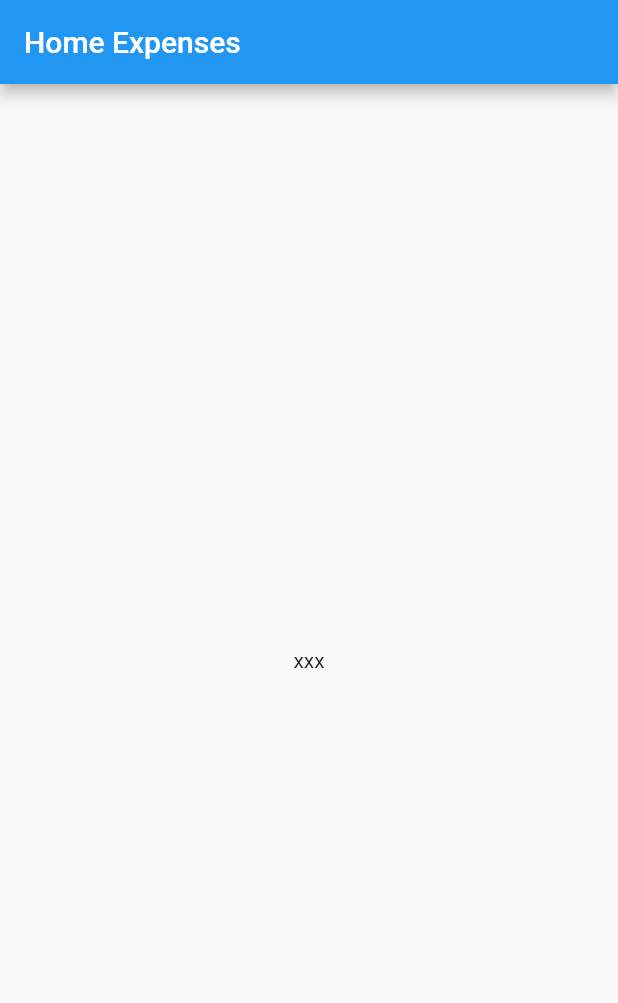
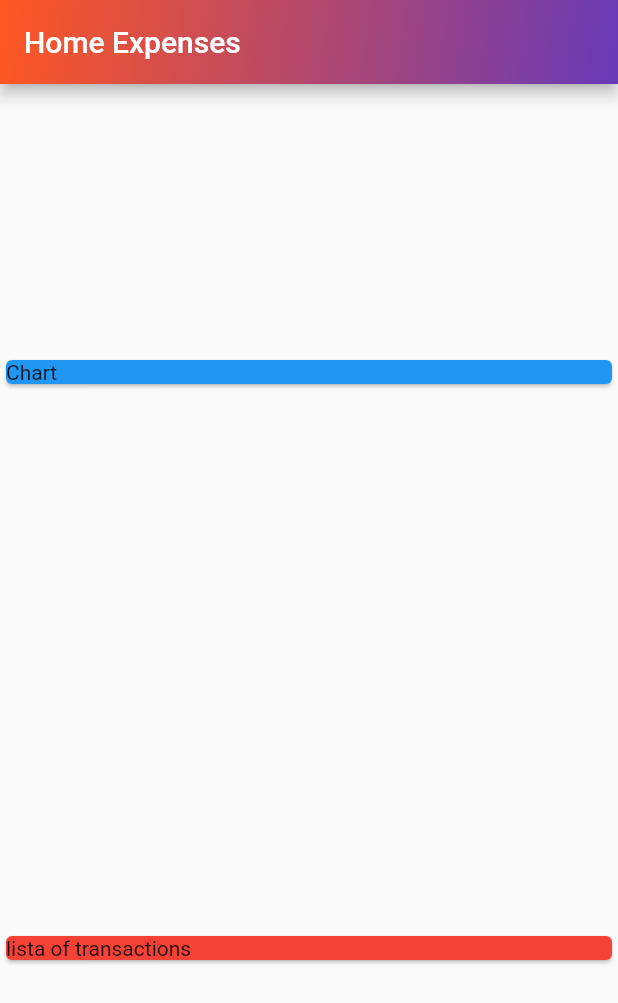
Before and after one commit to Gagulo/Home-Expenses-Mobile-App, a Flutter app: the screen it shows after launch, on a phone screen of 412 x 824 dp. Shown: the top 1003 px of the screen. Run offline on Flutter 3.47's test engine with Material 2 defaults, Android fonts, the phone set to English and light mode, and no system bars.

Commit message:
firts colors and model

```diff
--- a/lib/main.dart
+++ b/lib/main.dart
@@ -1,4 +1,7 @@
+import 'package:expenses_app/transaction.dart';
 import 'package:flutter/material.dart';
+
+import './transaction.dart';
 
 void main() => runApp(MyApp());
 
@@ -13,14 +16,50 @@ class MyApp extends StatelessWidget {
 }
 
 class MyHomePage extends StatelessWidget {
+  final List<Transaction> transactions = [
+    Transaction(
+      id: 't1',
+      title: 'New Shoes',
+      amount: 49.99,
+      date: DateTime.now()
+    ),
+    Transaction(
+        id: 't2',
+        title: 'New Toys',
+        amount: 99.99,
+        date: DateTime.now()
+    )
+  ];
+
   @override
   Widget build(BuildContext context) {
     return Scaffold(
       appBar: AppBar(
         title: Text('Home Expenses'),
+        flexibleSpace: Container(
+          decoration: BoxDecoration(
+              gradient: LinearGradient(
+                  begin: Alignment.topLeft,
+                  end: Alignment.bottomRight,
+                  colors: <Color>[Colors.deepOrange, Colors.deepPurple])),
+        ),
       ),
-      body: Center(
-        child: Text('xxx'),
+      body: Column(
+        mainAxisAlignment: MainAxisAlignment.spaceAround,
+        crossAxisAlignment: CrossAxisAlignment.stretch,
+        children: <Widget>[
+          Container(
+            width: double.infinity,
+            child: Card(
+              color: Colors.blue,
+              child: Text('Chart'),
+            ),
+          ),
+          Card(
+            color: Colors.red,
+            child: Text('lista of transactions'),
+          )
+        ],
       ),
     );
   }
--- /dev/null
+++ b/lib/transaction.dart
@@ -0,0 +1,14 @@
+import 'package:flutter/foundation.dart';
+
+class Transaction {
+  final String id;
+  final String title;
+  final double amount;
+  final DateTime date;
+
+  Transaction(
+      {@required this.id,
+      @required this.title,
+      @required this.amount,
+      @required this.date});
+}
```
